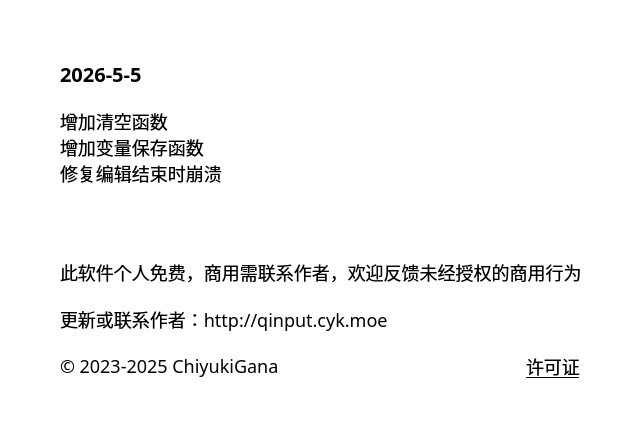
Old version of the form source/ui/AboutUi.ui in the repository ChiyukiGana/Quickinput.
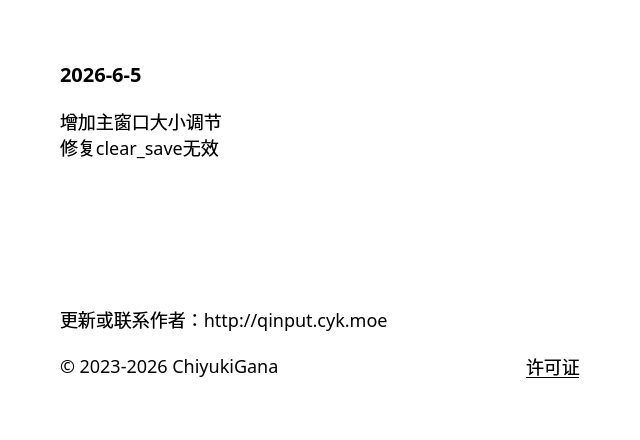
New version of the form.

Patch:
```diff
--- a/source/ui/AboutUi.ui
+++ b/source/ui/AboutUi.ui
@@ -16,12 +16,6 @@
     <height>440</height>
    </size>
   </property>
-  <property name="maximumSize">
-   <size>
-    <width>640</width>
-    <height>440</height>
-   </size>
-  </property>
   <property name="font">
    <font>
     <family>Microsoft YaHei</family>
@@ -69,7 +63,7 @@
       <string notr="true">font-size:20px</string>
      </property>
      <property name="text">
-      <string>2026-5-5</string>
+      <string>2026-6-5</string>
      </property>
      <property name="textFormat">
       <enum>Qt::TextFormat::PlainText</enum>
@@ -85,9 +79,8 @@
       </sizepolicy>
      </property>
      <property name="text">
-      <string>增加清空函数
-增加变量保存函数
-修复编辑结束时崩溃</string>
+      <string>增加主窗口大小调节
+修复clear_save无效</string>
      </property>
      <property name="textFormat">
       <enum>Qt::TextFormat::PlainText</enum>
@@ -100,22 +93,6 @@
      </property>
     </widget>
    </item>
-   <item>
-    <widget class="QLabel" name="copyright_dec_label">
-     <property name="sizePolicy">
-      <sizepolicy hsizetype="Preferred" vsizetype="Fixed">
-       <horstretch>0</horstretch>
-       <verstretch>0</verstretch>
-      </sizepolicy>
-     </property>
-     <property name="text">
-      <string>此软件个人免费，商用需联系作者，欢迎反馈未经授权的商用行为</string>
-     </property>
-     <property name="textFormat">
-      <enum>Qt::TextFormat::PlainText</enum>
-     </property>
-    </widget>
-   </item>
    <item>
     <widget class="QLabel" name="url_label">
      <property name="sizePolicy">
@@ -168,7 +145,7 @@
          </sizepolicy>
         </property>
         <property name="text">
-         <string>© 2023-2025 ChiyukiGana</string>
+         <string>© 2023-2026 ChiyukiGana</string>
         </property>
         <property name="textFormat">
          <enum>Qt::TextFormat::PlainText</enum>
```
